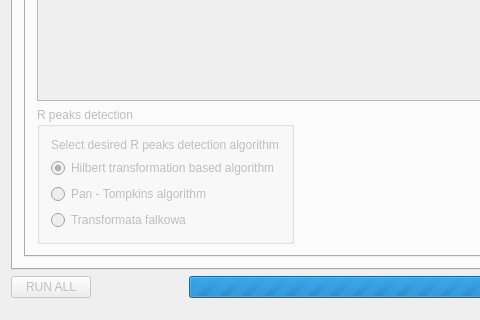
Old version of the form EKG/Views/airecgmain.ui in the repository qwerty90/ProjektEKG; both pictures show x 0 to 480 and y 448 to 768 of the 1100 by 768 pixel window.
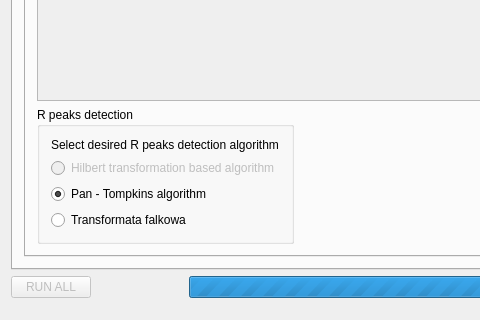
New version of the form. The open tabs and pages were chosen to show the change. Icons and pictures are not drawn.

Commit message: GUI dla SigEDR, zrobione: wyswietlanie, przelaczanie sygnalow, nie ma jeszcze obliczania

Diff of the .ui file:
```diff
--- a/EKG/Views/airecgmain.ui
+++ b/EKG/Views/airecgmain.ui
@@ -843,7 +843,7 @@
                 <item>
                  <widget class="QGroupBox" name="rpeaksGroupBox_2">
                   <property name="enabled">
-                   <bool>false</bool>
+                   <bool>true</bool>
                   </property>
                   <property name="sizePolicy">
                    <sizepolicy hsizetype="Preferred" vsizetype="Maximum">
@@ -864,11 +864,17 @@
                    </item>
                    <item>
                     <widget class="QRadioButton" name="Hilbert_radiobutton">
+                     <property name="enabled">
+                      <bool>false</bool>
+                     </property>
                      <property name="text">
                       <string>Hilbert transformation based algorithm</string>
                      </property>
+                     <property name="checkable">
+                      <bool>false</bool>
+                     </property>
                      <property name="checked">
-                      <bool>true</bool>
+                      <bool>false</bool>
                      </property>
                     </widget>
                    </item>
@@ -877,6 +883,9 @@
                      <property name="text">
                       <string>Pan - Tompkins algorithm</string>
                      </property>
+                     <property name="checked">
+                      <bool>true</bool>
+                     </property>
                     </widget>
                    </item>
                    <item>
```
Left out of the diff: 14 changed lines with no effect on the pictures. The commit also changes 3 other files.
